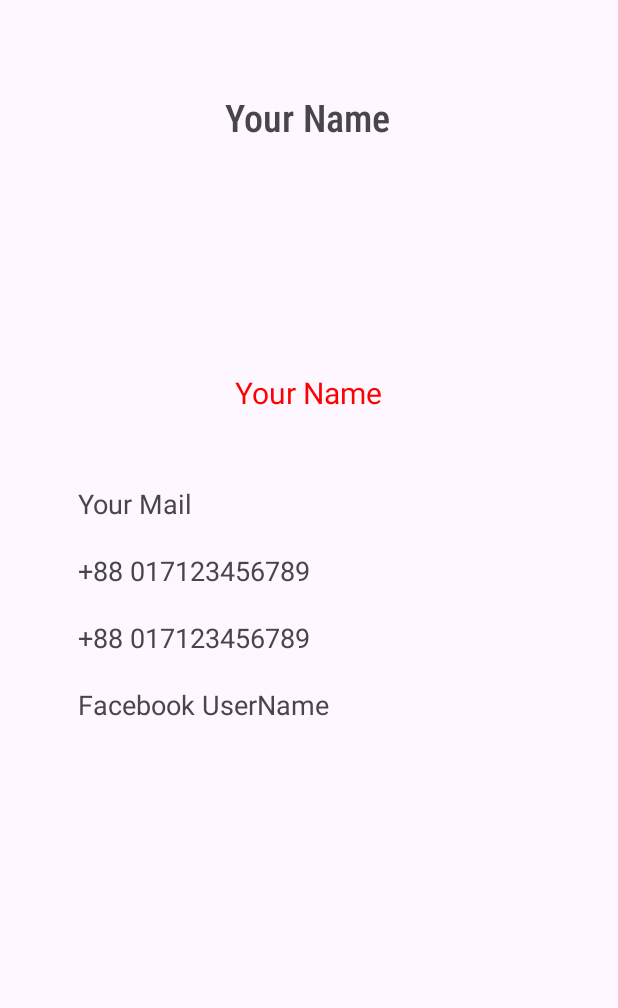
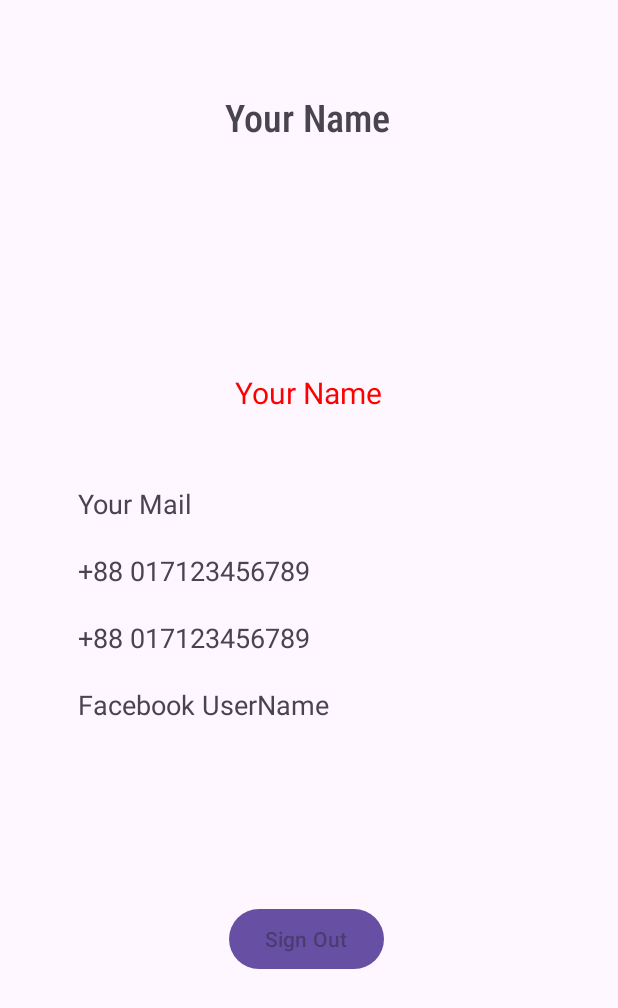
Before and after one commit to Tanzim34/Golokdhadha, an Android app: the afterlogin screen opened directly, with no data from a screen before it, on a phone screen of 412 x 824 dp. Shown: the top 1008 px of the screen. Run offline under Robolectric (Android 15) with nearby library versions, the phone set to English and light mode, and no system bars; our stand-ins replace Firebase (no records; nobody signed in at launch, a user with empty details on screens opened directly).

Commit message:
signOut button

```diff
--- a/app/src/main/res/layout/activity_afterlogin.xml
+++ b/app/src/main/res/layout/activity_afterlogin.xml
@@ -54,6 +54,7 @@
 
 
     <androidx.constraintlayout.widget.ConstraintLayout
+        android:id="@+id/constraintLayout3"
         android:layout_width="match_parent"
         android:layout_height="wrap_content"
         android:layout_margin="20dp"
@@ -81,7 +82,6 @@
             app:layout_constraintEnd_toEndOf="parent"
             app:layout_constraintStart_toStartOf="parent"
             app:layout_constraintTop_toTopOf="parent" />
-
 
 
         <LinearLayout
@@ -252,12 +252,12 @@
         </LinearLayout>
 
         <LinearLayout
-            android:visibility="gone"
             android:id="@+id/linearLayout5"
             android:layout_width="match_parent"
             android:layout_height="wrap_content"
             android:layout_marginStart="8dp"
             android:orientation="horizontal"
+            android:visibility="gone"
             app:layout_constraintEnd_toEndOf="parent"
             app:layout_constraintHorizontal_bias="0.0"
             app:layout_constraintStart_toStartOf="parent"
@@ -274,8 +274,7 @@
                 app:layout_constraintEnd_toEndOf="parent"
                 app:layout_constraintHorizontal_bias="0.126"
                 app:layout_constraintStart_toStartOf="parent"
-                app:layout_constraintTop_toBottomOf="@+id/facebook_textview"
-                 />
+                app:layout_constraintTop_toBottomOf="@+id/facebook_textview" />
 
             <TextView
                 android:id="@+id/twitter_textview1"
@@ -295,5 +294,19 @@
 
     </androidx.constraintlayout.widget.ConstraintLayout>
 
+    <Button
+        android:id="@+id/xxx"
+        android:layout_width="wrap_content"
+        android:layout_height="wrap_content"
+        android:layout_marginTop="96dp"
+        android:gravity="center"
+        android:hint="Sign Out"
+        app:layout_constraintBottom_toBottomOf="parent"
+        app:layout_constraintEnd_toEndOf="parent"
+        app:layout_constraintHorizontal_bias="0.495"
+        app:layout_constraintStart_toStartOf="parent"
+        app:layout_constraintTop_toBottomOf="@+id/constraintLayout3"
+        app:layout_constraintVertical_bias="0.022"
+        tools:ignore="MissingConstraints" />
 
 </androidx.constraintlayout.widget.ConstraintLayout>
```
